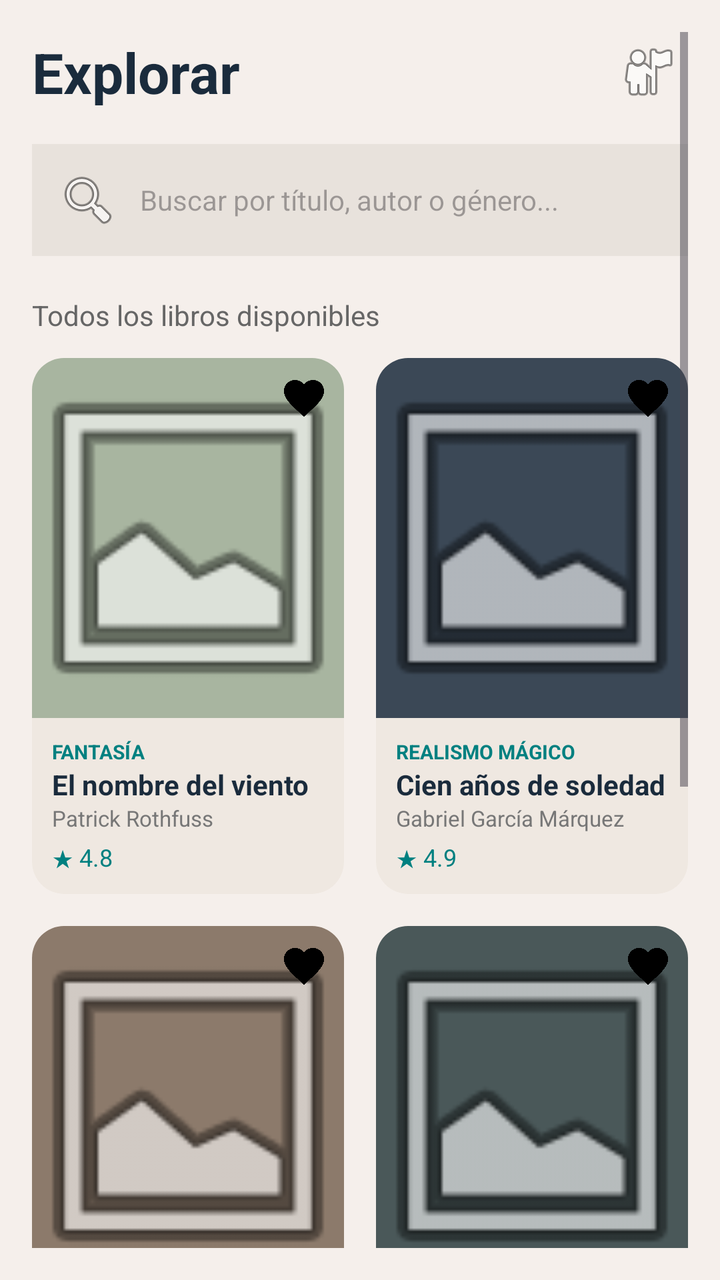
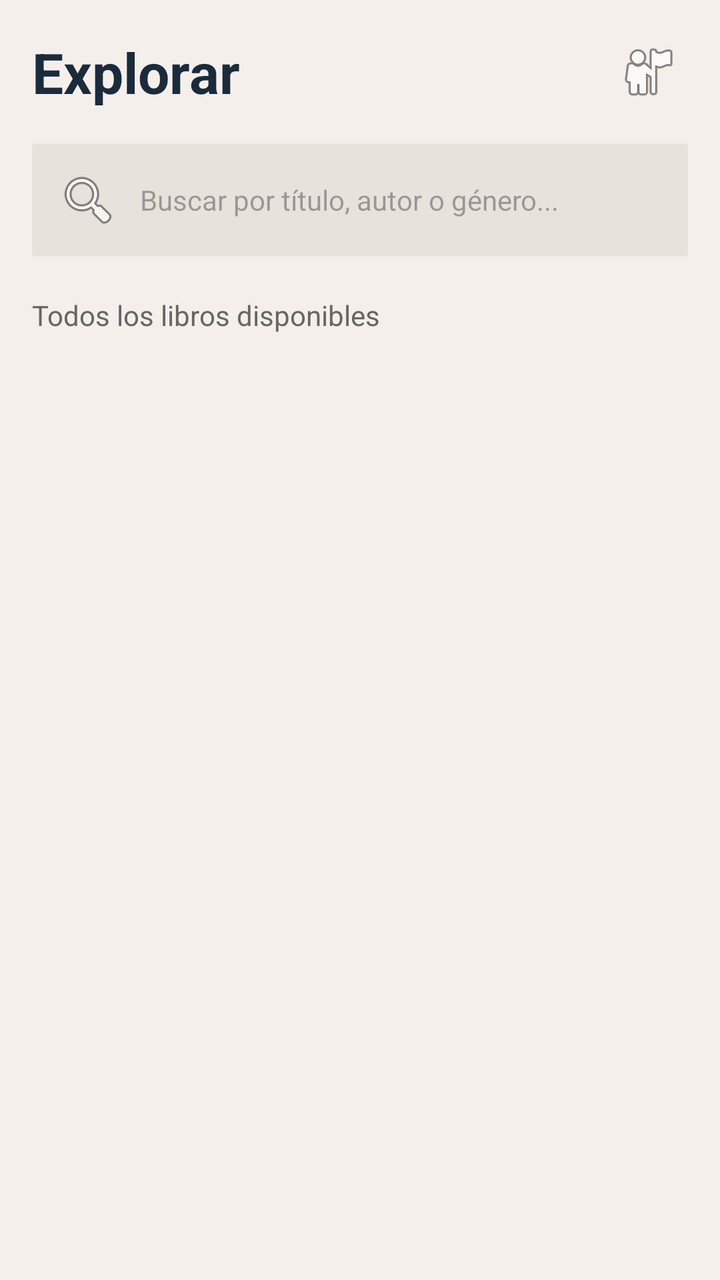

Two renders of the same Android screen: before a commit and after it. Below are the layout's source before the change and the commit's diff.
<!-- AndroidManifest.xml: application theme Theme.Booksy -->
<!-- res/layout/fragment_explorar.xml -->
<?xml version="1.0" encoding="utf-8"?>
<ScrollView xmlns:android="http://schemas.android.com/apk/res/android"
    xmlns:app="http://schemas.android.com/apk/res-auto"
    android:layout_width="match_parent"
    android:layout_height="match_parent"
    android:background="#F5EFEB"
    android:padding="16dp">

    <LinearLayout
        android:layout_width="match_parent"
        android:layout_height="wrap_content"
        android:orientation="vertical">


        <LinearLayout
            android:layout_width="match_parent"
            android:layout_height="wrap_content"
            android:orientation="horizontal"
            android:gravity="center_vertical"
            android:layout_marginBottom="16dp">

            <TextView
                android:layout_width="0dp"
                android:layout_height="wrap_content"
                android:layout_weight="1"
                android:text="Explorar"
                android:textSize="28sp"
                android:textStyle="bold"
                android:textColor="#1A2B3C" />

            <ImageButton
                android:id="@+id/btnUser"
                android:layout_width="40dp"
                android:layout_height="40dp"
                android:background="@android:color/transparent"
                android:src="@android:drawable/ic_menu_myplaces"
                android:contentDescription="Perfil de usuario" />
        </LinearLayout>


        <EditText
            android:id="@+id/etSearchExplorar"
            android:layout_width="match_parent"
            android:layout_height="wrap_content"
            android:hint="Buscar por título, autor o género..."
            android:drawableStart="@android:drawable/ic_menu_search"
            android:drawablePadding="10dp"
            android:background="#E8E2DC"
            android:padding="12dp"
            android:textSize="14sp"
            android:layout_marginBottom="20dp" />

        <TextView
            android:layout_width="wrap_content"
            android:layout_height="wrap_content"
            android:text="Todos los libros disponibles"
            android:textSize="14sp"
            android:textColor="#666666"
            android:layout_marginBottom="12dp" />


        <LinearLayout
            android:layout_width="match_parent"
            android:layout_height="wrap_content"
            android:orientation="horizontal"
            android:layout_marginBottom="16dp">


            <androidx.cardview.widget.CardView
                android:layout_width="0dp"
                android:layout_height="wrap_content"
                android:layout_weight="1"
                android:layout_marginEnd="8dp"
                app:cardCornerRadius="16dp"
                app:cardElevation="0dp"
                app:cardBackgroundColor="#EFE8E1">

                <LinearLayout
                    android:layout_width="match_parent"
                    android:layout_height="wrap_content"
                    android:orientation="vertical">

                    <FrameLayout
                        android:layout_width="match_parent"
                        android:layout_height="180dp">

                        <ImageView
                            android:layout_width="match_parent"
                            android:layout_height="match_parent"
                            android:scaleType="centerCrop"
                            android:src="@android:drawable/ic_menu_gallery"
                            android:background="#A8B5A0" />

                        <ImageButton
                            android:layout_width="24dp"
                            android:layout_height="24dp"
                            android:layout_gravity="top|end"
                            android:layout_margin="8dp"
                            android:background="@android:color/transparent"
                            android:src="@drawable/ic_heart" />
                    </FrameLayout>

                    <LinearLayout
                        android:layout_width="match_parent"
                        android:layout_height="wrap_content"
                        android:orientation="vertical"
                        android:padding="10dp">

                        <TextView
                            android:layout_width="wrap_content"
                            android:layout_height="wrap_content"
                            android:text="FANTASÍA"
                            android:textSize="10sp"
                            android:textColor="#008080"
                            android:textStyle="bold" />

                        <TextView
                            android:layout_width="wrap_content"
                            android:layout_height="wrap_content"
                            android:text="El nombre del viento"
                            android:textSize="14sp"
                            android:textStyle="bold"
                            android:textColor="#1A2B3C" />

                        <TextView
                            android:layout_width="wrap_content"
                            android:layout_height="wrap_content"
                            android:text="Patrick Rothfuss"
                            android:textSize="11sp"
                            android:textColor="#777777" />

                        <TextView
                            android:layout_width="wrap_content"
                            android:layout_height="wrap_content"
                            android:text="★ 4.8"
                            android:textSize="12sp"
                            android:textColor="#008080"
                            android:layout_marginTop="4dp" />
                    </LinearLayout>
                </LinearLayout>
            </androidx.cardview.widget.CardView>

            <androidx.cardview.widget.CardView
                android:layout_width="0dp"
                android:layout_height="wrap_content"
                android:layout_weight="1"
                android:layout_marginStart="8dp"
                app:cardCornerRadius="16dp"
                app:cardElevation="0dp"
                app:cardBackgroundColor="#EFE8E1">

                <LinearLayout
                    android:layout_width="match_parent"
                    android:layout_height="wrap_content"
                    android:orientation="vertical">

                    <FrameLayout
                        android:layout_width="match_parent"
                        android:layout_height="180dp">

                        <ImageView
                            android:layout_width="match_parent"
                            android:layout_height="match_parent"
                            android:scaleType="centerCrop"
                            android:src="@android:drawable/ic_menu_gallery"
                            android:background="#3B4856" />

                        <ImageButton
                            android:layout_width="24dp"
                            android:layout_height="24dp"
                            android:layout_gravity="top|end"
                            android:layout_margin="8dp"
                            android:background="@android:color/transparent"
                            android:src="@drawable/ic_heart" />
                    </FrameLayout>

                    <LinearLayout
                        android:layout_width="match_parent"
                        android:layout_height="wrap_content"
                        android:orientation="vertical"
                        android:padding="10dp">

                        <TextView
                            android:layout_width="wrap_content"
                            android:layout_height="wrap_content"
                            android:text="REALISMO MÁGICO"
                            android:textSize="10sp"
                            android:textColor="#008080"
                            android:textStyle="bold" />

                        <TextView
                            android:layout_width="wrap_content"
                            android:layout_height="wrap_content"
                            android:text="Cien años de soledad"
                            android:textSize="14sp"
                            android:textStyle="bold"
                            android:textColor="#1A2B3C" />

                        <TextView
                            android:layout_width="wrap_content"
                            android:layout_height="wrap_content"
                            android:text="Gabriel García Márquez"
                            android:textSize="11sp"
                            android:textColor="#777777" />

                        <TextView
                            android:layout_width="wrap_content"
                            android:layout_height="wrap_content"
                            android:text="★ 4.9"
                            android:textSize="12sp"
                            android:textColor="#008080"
                            android:layout_marginTop="4dp" />
                    </LinearLayout>
                </LinearLayout>
            </androidx.cardview.widget.CardView>
        </LinearLayout>


        <LinearLayout
            android:layout_width="match_parent"
            android:layout_height="wrap_content"
            android:orientation="horizontal"
            android:layout_marginBottom="16dp">


            <androidx.cardview.widget.CardView
                android:layout_width="0dp"
                android:layout_height="wrap_content"
                android:layout_weight="1"
                android:layout_marginEnd="8dp"
                app:cardCornerRadius="16dp"
                app:cardElevation="0dp"
                app:cardBackgroundColor="#EFE8E1">

                <LinearLayout
                    android:layout_width="match_parent"
                    android:layout_height="wrap_content"
                    android:orientation="vertical">

                    <FrameLayout
                        android:layout_width="match_parent"
                        android:layout_height="180dp">

                        <ImageView
                            android:layout_width="match_parent"
                            android:layout_height="match_parent"
                            android:scaleType="centerCrop"
                            android:src="@android:drawable/ic_menu_gallery"
                            android:background="#8C7A6B" />

                        <ImageButton
                            android:layout_width="24dp"
                            android:layout_height="24dp"
                            android:layout_gravity="top|end"
                            android:layout_margin="8dp"
                            android:background="@android:color/transparent"
                            android:src="@drawable/ic_heart" />
                    </FrameLayout>

                    <LinearLayout
                        android:layout_width="match_parent"
                        android:layout_height="wrap_content"
                        android:orientation="vertical"
                        android:padding="10dp">

                        <TextView
                            android:layout_width="wrap_content"
                            android:layout_height="wrap_content"
                            android:text="MISTERIO"
                            android:textSize="10sp"
                            android:textColor="#008080"
                            android:textStyle="bold" />

                        <TextView
                            android:layout_width="wrap_content"
                            android:layout_height="wrap_content"
                            android:text="La sombra del viento"
                            android:textSize="14sp"
                            android:textStyle="bold"
                            android:textColor="#1A2B3C" />

                        <TextView
                            android:layout_width="wrap_content"
                            android:layout_height="wrap_content"
                            android:text="Carlos Ruiz Zafón"
                            android:textSize="11sp"
                            android:textColor="#777777" />

                        <TextView
                            android:layout_width="wrap_content"
                            android:layout_height="wrap_content"
                            android:text="★ 4.7"
                            android:textSize="12sp"
                            android:textColor="#008080"
                            android:layout_marginTop="4dp" />
                    </LinearLayout>
                </LinearLayout>
            </androidx.cardview.widget.CardView>

            <androidx.cardview.widget.CardView
                android:layout_width="0dp"
                android:layout_height="wrap_content"
                android:layout_weight="1"
                android:layout_marginStart="8dp"
                app:cardCornerRadius="16dp"
                app:cardElevation="0dp"
                app:cardBackgroundColor="#EFE8E1">

                <LinearLayout
                    android:layout_width="match_parent"
                    android:layout_height="wrap_content"
                    android:orientation="vertical">

                    <FrameLayout
                        android:layout_width="match_parent"
                        android:layout_height="180dp">

                        <ImageView
                            android:layout_width="match_parent"
                            android:layout_height="match_parent"
                            android:scaleType="centerCrop"
                            android:src="@android:drawable/ic_menu_gallery"
                            android:background="#4A5859" />

                        <ImageButton
                            android:layout_width="24dp"
                            android:layout_height="24dp"
                            android:layout_gravity="top|end"
                            android:layout_margin="8dp"
                            android:background="@android:color/transparent"
                            android:src="@drawable/ic_heart" />
                    </FrameLayout>

                    <LinearLayout
                        android:layout_width="match_parent"
                        android:layout_height="wrap_content"
                        android:orientation="vertical"
                        android:padding="10dp">

                        <TextView
                            android:layout_width="wrap_content"
                            android:layout_height="wrap_content"
                            android:text="CIENCIA FICCIÓN"
                            android:textSize="10sp"
                            android:textColor="#008080"
                            android:textStyle="bold" />

                        <TextView
                            android:layout_width="wrap_content"
                            android:layout_height="wrap_content"
                            android:text="Dune"
                            android:textSize="14sp"
                            android:textStyle="bold"
                            android:textColor="#1A2B3C" />

                        <TextView
                            android:layout_width="wrap_content"
                            android:layout_height="wrap_content"
                            android:text="Frank Herbert"
                            android:textSize="11sp"
                            android:textColor="#777777" />

                        <TextView
                            android:layout_width="wrap_content"
                            android:layout_height="wrap_content"
                            android:text="★ 4.6"
                            android:textSize="12sp"
                            android:textColor="#008080"
                            android:layout_marginTop="4dp" />
                    </LinearLayout>
                </LinearLayout>
            </androidx.cardview.widget.CardView>
        </LinearLayout>


        <LinearLayout
            android:layout_width="match_parent"
            android:layout_height="wrap_content"
            android:orientation="horizontal"
            android:layout_marginBottom="16dp">

            <androidx.cardview.widget.CardView
                android:layout_width="0dp"
                android:layout_height="wrap_content"
                android:layout_weight="1"
                android:layout_marginEnd="8dp"
                app:cardCornerRadius="16dp"
                app:cardElevation="0dp"
                app:cardBackgroundColor="#EFE8E1">

                <LinearLayout
                    android:layout_width="match_parent"
                    android:layout_height="wrap_content"
                    android:orientation="vertical">

                    <FrameLayout
                        android:layout_width="match_parent"
                        android:layout_height="180dp">

                        <ImageView
                            android:layout_width="match_parent"
                            android:layout_height="match_parent"
                            android:scaleType="centerCrop"
                            android:src="@android:drawable/ic_menu_gallery"
                            android:background="#B58A8A" />

                        <ImageButton
                            android:layout_width="24dp"
                            android:layout_height="24dp"
                            android:layout_gravity="top|end"
                            android:layout_margin="8dp"
                            android:background="@android:color/transparent"
                            android:src="@drawable/ic_heart" />
                    </FrameLayout>

                    <LinearLayout
                        android:layout_width="match_parent"
                        android:layout_height="wrap_content"
                        android:orientation="vertical"
                        android:padding="10dp">

                        <TextView
                            android:layout_width="wrap_content"
                            android:layout_height="wrap_content"
                            android:text="ROMANCE"
                            android:textSize="10sp"
                            android:textColor="#008080"
                            android:textStyle="bold" />

                        <TextView
                            android:layout_width="wrap_content"
                            android:layout_height="wrap_content"
                            android:text="Orgullo y prejuicio"
                            android:textSize="14sp"
                            android:textStyle="bold"
                            android:textColor="#1A2B3C" />

                        <TextView
                            android:layout_width="wrap_content"
                            android:layout_height="wrap_content"
                            android:text="Jane Austen"
                            android:textSize="11sp"
                            android:textColor="#777777" />

                        <TextView
                            android:layout_width="wrap_content"
                            android:layout_height="wrap_content"
                            android:text="★ 4.8"
                            android:textSize="12sp"
                            android:textColor="#008080"
                            android:layout_marginTop="4dp" />
                    </LinearLayout>
                </LinearLayout>
            </androidx.cardview.widget.CardView>

            <androidx.cardview.widget.CardView
                android:layout_width="0dp"
                android:layout_height="wrap_content"
                android:layout_weight="1"
                android:layout_marginStart="8dp"
                app:cardCornerRadius="16dp"
                app:cardElevation="0dp"
                app:cardBackgroundColor="#EFE8E1">

                <LinearLayout
                    android:layout_width="match_parent"
                    android:layout_height="wrap_content"
                    android:orientation="vertical">

                    <FrameLayout
                        android:layout_width="match_parent"
                        android:layout_height="180dp">

                        <ImageView
                            android:layout_width="match_parent"
                            android:layout_height="match_parent"
                            android:scaleType="centerCrop"
                            android:src="@android:drawable/ic_menu_gallery"
                            android:background="#6C5B7B" />

                        <ImageButton
                            android:layout_width="24dp"
                            android:layout_height="24dp"
                            android:layout_gravity="top|end"
                            android:layout_margin="8dp"
                            android:background="@android:color/transparent"
                            android:src="@drawable/ic_heart" />
                    </FrameLayout>

                    <LinearLayout
                        android:layout_width="match_parent"
                        android:layout_height="wrap_content"
                        android:orientation="vertical"
                        android:padding="10dp">

                        <TextView
                            android:layout_width="wrap_content"
                            android:layout_height="wrap_content"
                            android:text="TERROR"
                            android:textSize="10sp"
                            android:textColor="#008080"
                            android:textStyle="bold" />

                        <TextView
                            android:layout_width="wrap_content"
                            android:layout_height="wrap_content"
                            android:text="El resplandor"
                            android:textSize="14sp"
                            android:textStyle="bold"
                            android:textColor="#1A2B3C" />

                        <TextView
                            android:layout_width="wrap_content"
                            android:layout_height="wrap_content"
                            android:text="Stephen King"
                            android:textSize="11sp"
                            android:textColor="#777777" />

                        <TextView
                            android:layout_width="wrap_content"
                            android:layout_height="wrap_content"
                            android:text="★ 4.5"
                            android:textSize="12sp"
                            android:textColor="#008080"
                            android:layout_marginTop="4dp" />
                    </LinearLayout>
                </LinearLayout>
            </androidx.cardview.widget.CardView>
        </LinearLayout>

    </LinearLayout>
</ScrollView>
<!-- resources referenced by this layout -->
<resources>
  <!-- drawable ic_heart (drawable) -->
  <vector xmlns:android="http://schemas.android.com/apk/res/android" android:width="24dp" android:height="24dp" android:viewportWidth="24" android:viewportHeight="24"><path android:fillColor="#FF000000" android:pathData="M12,21.35L10.55,20.03C5.4,15.36 2,12.27 2,8.5C2,5.41 4.41,3 7.5,3C9.24,3 10.91,3.81 12,5.08C13.09,3.81 14.76,3 16.5,3C19.59,3 22,5.41 22,8.5C22,12.27 18.6,15.36 13.45,20.03L12,21.35Z"/></vector>
  <style name="Theme.Booksy" parent="Base.Theme.Booksy" />
  <style name="Base.Theme.Booksy" parent="Theme.Material3.DayNight.NoActionBar">
          
          
      </style>
</resources>

<!-- the commit's change to res/layout/fragment_explorar.xml (unified diff, before → after) -->
@@ -1,532 +1,64 @@
 <?xml version="1.0" encoding="utf-8"?>
-<ScrollView xmlns:android="http://schemas.android.com/apk/res/android"
+<LinearLayout xmlns:android="http://schemas.android.com/apk/res/android"
     xmlns:app="http://schemas.android.com/apk/res-auto"
     android:layout_width="match_parent"
     android:layout_height="match_parent"
     android:background="#F5EFEB"
+    android:orientation="vertical"
     android:padding="16dp">
 
+    
     <LinearLayout
         android:layout_width="match_parent"
         android:layout_height="wrap_content"
-        android:orientation="vertical">
-
-
-        <LinearLayout
-            android:layout_width="match_parent"
-            android:layout_height="wrap_content"
-            android:orientation="horizontal"
-            android:gravity="center_vertical"
-            android:layout_marginBottom="16dp">
-
-            <TextView
-                android:layout_width="0dp"
-                android:layout_height="wrap_content"
-                android:layout_weight="1"
-                android:text="Explorar"
-                android:textSize="28sp"
-                android:textStyle="bold"
-                android:textColor="#1A2B3C" />
-
-            <ImageButton
-                android:id="@+id/btnUser"
-                android:layout_width="40dp"
-                android:layout_height="40dp"
-                android:background="@android:color/transparent"
-                android:src="@android:drawable/ic_menu_myplaces"
-                android:contentDescription="Perfil de usuario" />
-        </LinearLayout>
-
-
-        <EditText
-            android:id="@+id/etSearchExplorar"
-            android:layout_width="match_parent"
-            android:layout_height="wrap_content"
-            android:hint="Buscar por título, autor o género..."
-            android:drawableStart="@android:drawable/ic_menu_search"
-            android:drawablePadding="10dp"
-            android:background="#E8E2DC"
-            android:padding="12dp"
-            android:textSize="14sp"
-            android:layout_marginBottom="20dp" />
+        android:orientation="horizontal"
+        android:gravity="center_vertical"
+        android:layout_marginBottom="16dp">
 
         <TextView
-            android:layout_width="wrap_content"
+            android:layout_width="0dp"
             android:layout_height="wrap_content"
-            android:text="Todos los libros disponibles"
-            android:textSize="14sp"
-            android:textColor="#666666"
-            android:layout_marginBottom="12dp" />
+            android:layout_weight="1"
+            android:text="Explorar"
+            android:textSize="28sp"
+            android:textStyle="bold"
+            android:textColor="#1A2B3C" />
 
+        <ImageButton
+            android:id="@+id/btnUser"
+            android:layout_width="40dp"
+            android:layout_height="40dp"
+            android:background="@android:color/transparent"
+            android:src="@android:drawable/ic_menu_myplaces"
+            android:contentDescription="Perfil de usuario" />
+    </LinearLayout>
 
-        <LinearLayout
-            android:layout_width="match_parent"
-            android:layout_height="wrap_content"
-            android:orientation="horizontal"
-            android:layout_marginBottom="16dp">
+    
+    <EditText
+        android:id="@+id/etSearchExplorar"
+        android:layout_width="match_parent"
+        android:layout_height="wrap_content"
+        android:hint="Buscar por título, autor o género..."
+        android:drawableStart="@android:drawable/ic_menu_search"
+        android:drawablePadding="10dp"
+        android:background="#E8E2DC"
+        android:padding="12dp"
+        android:textSize="14sp"
+        android:layout_marginBottom="20dp" />
 
+    <TextView
+        android:layout_width="wrap_content"
+        android:layout_height="wrap_content"
+        android:text="Todos los libros disponibles"
+        android:textSize="14sp"
+        android:textColor="#666666"
+        android:layout_marginBottom="12dp" />
 
-            <androidx.cardview.widget.CardView
-                android:layout_width="0dp"
-                android:layout_height="wrap_content"
-                android:layout_weight="1"
-                android:layout_marginEnd="8dp"
-                app:cardCornerRadius="16dp"
-                app:cardElevation="0dp"
-                app:cardBackgroundColor="#EFE8E1">
+    
+    <androidx.recyclerview.widget.RecyclerView
+        android:id="@+id/rvBooks"
+        android:layout_width="match_parent"
+        android:layout_height="match_parent"
+        android:clipToPadding="false" />
 
-                <LinearLayout
-                    android:layout_width="match_parent"
-                    android:layout_height="wrap_content"
-                    android:orientation="vertical">
-
-                    <FrameLayout
-                        android:layout_width="match_parent"
-                        android:layout_height="180dp">
-
-                        <ImageView
-                            android:layout_width="match_parent"
-                            android:layout_height="match_parent"
-                            android:scaleType="centerCrop"
-                            android:src="@android:drawable/ic_menu_gallery"
-                            android:background="#A8B5A0" />
-
-                        <ImageButton
-                            android:layout_width="24dp"
-                            android:layout_height="24dp"
-                            android:layout_gravity="top|end"
-                            android:layout_margin="8dp"
-                            android:background="@android:color/transparent"
-                            android:src="@drawable/ic_heart" />
-                    </FrameLayout>
-
-                    <LinearLayout
-                        android:layout_width="match_parent"
-                        android:layout_height="wrap_content"
-                        android:orientation="vertical"
-                        android:padding="10dp">
-
-                        <TextView
-                            android:layout_width="wrap_content"
-                            android:layout_height="wrap_content"
-                            android:text="FANTASÍA"
-                            android:textSize="10sp"
-                            android:textColor="#008080"
-                            android:textStyle="bold" />
-
-                        <TextView
-                            android:layout_width="wrap_content"
-                            android:layout_height="wrap_content"
-                            android:text="El nombre del viento"
-                            android:textSize="14sp"
-                            android:textStyle="bold"
-                            android:textColor="#1A2B3C" />
-
-                        <TextView
-                            android:layout_width="wrap_content"
-                            android:layout_height="wrap_content"
-                            android:text="Patrick Rothfuss"
-                            android:textSize="11sp"
-                            android:textColor="#777777" />
-
-                        <TextView
-                            android:layout_width="wrap_content"
-                            android:layout_height="wrap_content"
-                            android:text="★ 4.8"
-                            android:textSize="12sp"
-                            android:textColor="#008080"
-                            android:layout_marginTop="4dp" />
-                    </LinearLayout>
-                </LinearLayout>
-            </androidx.cardview.widget.CardView>
-
-            <androidx.cardview.widget.CardView
-                android:layout_width="0dp"
-                android:layout_height="wrap_content"
-                android:layout_weight="1"
-                android:layout_marginStart="8dp"
-                app:cardCornerRadius="16dp"
-                app:cardElevation="0dp"
-                app:cardBackgroundColor="#EFE8E1">
-
-                <LinearLayout
-                    android:layout_width="match_parent"
-                    android:layout_height="wrap_content"
-                    android:orientation="vertical">
-
-                    <FrameLayout
-                        android:layout_width="match_parent"
-                        android:layout_height="180dp">
-
-                        <ImageView
-                            android:layout_width="match_parent"
-                            android:layout_height="match_parent"
-                            android:scaleType="centerCrop"
-                            android:src="@android:drawable/ic_menu_gallery"
-                            android:background="#3B4856" />
-
-                        <ImageButton
-                            android:layout_width="24dp"
-                            android:layout_height="24dp"
-                            android:layout_gravity="top|end"
-                            android:layout_margin="8dp"
-                            android:background="@android:color/transparent"
-                            android:src="@drawable/ic_heart" />
-                    </FrameLayout>
-
-                    <LinearLayout
-                        android:layout_width="match_parent"
-                        android:layout_height="wrap_content"
-                        android:orientation="vertical"
-                        android:padding="10dp">
-
-                        <TextView
-                            android:layout_width="wrap_content"
-                            android:layout_height="wrap_content"
-                            android:text="REALISMO MÁGICO"
-                            android:textSize="10sp"
-                            android:textColor="#008080"
-                            android:textStyle="bold" />
-
-                        <TextView
-                            android:layout_width="wrap_content"
-                            android:layout_height="wrap_content"
-                            android:text="Cien años de soledad"
-                            android:textSize="14sp"
-                            android:textStyle="bold"
-                            android:textColor="#1A2B3C" />
-
-                        <TextView
-                            android:layout_width="wrap_content"
-                            android:layout_height="wrap_content"
-                            android:text="Gabriel García Márquez"
-                            android:textSize="11sp"
-                            android:textColor="#777777" />
-
-                        <TextView
-                            android:layout_width="wrap_content"
-                            android:layout_height="wrap_content"
-                            android:text="★ 4.9"
-                            android:textSize="12sp"
-                            android:textColor="#008080"
-                            android:layout_marginTop="4dp" />
-                    </LinearLayout>
-                </LinearLayout>
-            </androidx.cardview.widget.CardView>
-        </LinearLayout>
-
-
-        <LinearLayout
-            android:layout_width="match_parent"
-            android:layout_height="wrap_content"
-            android:orientation="horizontal"
-            android:layout_marginBottom="16dp">
-
-
-            <androidx.cardview.widget.CardView
-                android:layout_width="0dp"
-                android:layout_height="wrap_content"
-                android:layout_weight="1"
-                android:layout_marginEnd="8dp"
-                app:cardCornerRadius="16dp"
-                app:cardElevation="0dp"
-                app:cardBackgroundColor="#EFE8E1">
-
-                <LinearLayout
-                    android:layout_width="match_parent"
-                    android:layout_height="wrap_content"
-                    android:orientation="vertical">
-
-                    <FrameLayout
-                        android:layout_width="match_parent"
-                        android:layout_height="180dp">
-
-                        <ImageView
-                            android:layout_width="match_parent"
-                            android:layout_height="match_parent"
-                            android:scaleType="centerCrop"
-                            android:src="@android:drawable/ic_menu_gallery"
-                            android:background="#8C7A6B" />
-
-                        <ImageButton
-                            android:layout_width="24dp"
-                            android:layout_height="24dp"
-                            android:layout_gravity="top|end"
-                            android:layout_margin="8dp"
-                            android:background="@android:color/transparent"
-                            android:src="@drawable/ic_heart" />
-                    </FrameLayout>
-
-                    <LinearLayout
-                        android:layout_width="match_parent"
-                        android:layout_height="wrap_content"
-                        android:orientation="vertical"
-                        android:padding="10dp">
-
-                        <TextView
-                            android:layout_width="wrap_content"
-                            android:layout_height="wrap_content"
-                            android:text="MISTERIO"
-                            android:textSize="10sp"
-                            android:textColor="#008080"
-                            android:textStyle="bold" />
-
-                        <TextView
-                            android:layout_width="wrap_content"
-                            android:layout_height="wrap_content"
-                            android:text="La sombra del viento"
-                            android:textSize="14sp"
-                            android:textStyle="bold"
-                            android:textColor="#1A2B3C" />
-
-                        <TextView
-                            android:layout_width="wrap_content"
-                            android:layout_height="wrap_content"
-                            android:text="Carlos Ruiz Zafón"
-                            android:textSize="11sp"
-                            android:textColor="#777777" />
-
-                        <TextView
-                            android:layout_width="wrap_content"
-                            android:layout_height="wrap_content"
-                            android:text="★ 4.7"
-                            android:textSize="12sp"
-                            android:textColor="#008080"
-                            android:layout_marginTop="4dp" />
-                    </LinearLayout>
-                </LinearLayout>
-            </androidx.cardview.widget.CardView>
-
-            <androidx.cardview.widget.CardView
-                android:layout_width="0dp"
-                android:layout_height="wrap_content"
-                android:layout_weight="1"
-                android:layout_marginStart="8dp"
-                app:cardCornerRadius="16dp"
-                app:cardElevation="0dp"
-                app:cardBackgroundColor="#EFE8E1">
-
-                <LinearLayout
-                    android:layout_width="match_parent"
-                    android:layout_height="wrap_content"
-                    android:orientation="vertical">
-
-                    <FrameLayout
-                        android:layout_width="match_parent"
-                        android:layout_height="180dp">
-
-                        <ImageView
-                            android:layout_width="match_parent"
-                            android:layout_height="match_parent"
-                            android:scaleType="centerCrop"
-                            android:src="@android:drawable/ic_menu_gallery"
-                            android:background="#4A5859" />
-
-                        <ImageButton
-                            android:layout_width="24dp"
-                            android:layout_height="24dp"
-                            android:layout_gravity="top|end"
-                            android:layout_margin="8dp"
-                            android:background="@android:color/transparent"
-                            android:src="@drawable/ic_heart" />
-                    </FrameLayout>
-
-                    <LinearLayout
-                        android:layout_width="match_parent"
-                        android:layout_height="wrap_content"
-                        android:orientation="vertical"
-                        android:padding="10dp">
-
-                        <TextView
-                            android:layout_width="wrap_content"
-                            android:layout_height="wrap_content"
-                            android:text="CIENCIA FICCIÓN"
-                            android:textSize="10sp"
-                            android:textColor="#008080"
-                            android:textStyle="bold" />
-
-                        <TextView
-                            android:layout_width="wrap_content"
-                            android:layout_height="wrap_content"
-                            android:text="Dune"
-                            android:textSize="14sp"
-                            android:textStyle="bold"
-                            android:textColor="#1A2B3C" />
-
-                        <TextView
-                            android:layout_width="wrap_content"
-                            android:layout_height="wrap_content"
-                            android:text="Frank Herbert"
-                            android:textSize="11sp"
-                            android:textColor="#777777" />
-
-                        <TextView
-                            android:layout_width="wrap_content"
-                            android:layout_height="wrap_content"
-                            android:text="★ 4.6"
-                            android:textSize="12sp"
-                            android:textColor="#008080"
-                            android:layout_marginTop="4dp" />
-                    </LinearLayout>
-                </LinearLayout>
-            </androidx.cardview.widget.CardView>
-        </LinearLayout>
-
-
-        <LinearLayout
-            android:layout_width="match_parent"
-            android:layout_height="wrap_content"
-            android:orientation="horizontal"
-            android:layout_marginBottom="16dp">
-
-            <androidx.cardview.widget.CardView
-                android:layout_width="0dp"
-                android:layout_height="wrap_content"
-                android:layout_weight="1"
-                android:layout_marginEnd="8dp"
-                app:cardCornerRadius="16dp"
-                app:cardElevation="0dp"
-                app:cardBackgroundColor="#EFE8E1">
-
-                <LinearLayout
-                    android:layout_width="match_parent"
-                    android:layout_height="wrap_content"
-                    android:orientation="vertical">
-
-                    <FrameLayout
-                        android:layout_width="match_parent"
-                        android:layout_height="180dp">
-
-                        <ImageView
-                            android:layout_width="match_parent"
-                            android:layout_height="match_parent"
-                            android:scaleType="centerCrop"
-                            android:src="@android:drawable/ic_menu_gallery"
-                            android:background="#B58A8A" />
-
-                        <ImageButton
-                            android:layout_width="24dp"
-                            android:layout_height="24dp"
-                            android:layout_gravity="top|end"
-                            android:layout_margin="8dp"
-                            android:background="@android:color/transparent"
-                            android:src="@drawable/ic_heart" />
-                    </FrameLayout>
-
-                    <LinearLayout
-                        android:layout_width="match_parent"
-                        android:layout_height="wrap_content"
-                        android:orientation="vertical"
-                        android:padding="10dp">
-
-                        <TextView
-                            android:layout_width="wrap_content"
-                            android:layout_height="wrap_content"
-                            android:text="ROMANCE"
-                            android:textSize="10sp"
-                            android:textColor="#008080"
-                            android:textStyle="bold" />
-
-                        <TextView
-                            android:layout_width="wrap_content"
-                            android:layout_height="wrap_content"
-                            android:text="Orgullo y prejuicio"
-                            android:textSize="14sp"
-                            android:textStyle="bold"
-                            android:textColor="#1A2B3C" />
-
-                        <TextView
-                            android:layout_width="wrap_content"
-                            android:layout_height="wrap_content"
-                            android:text="Jane Austen"
-                            android:textSize="11sp"
-                            android:textColor="#777777" />
-
-                        <TextView
-                            android:layout_width="wrap_content"
-                            android:layout_height="wrap_content"
-                            android:text="★ 4.8"
-                            android:textSize="12sp"
-                            android:textColor="#008080"
-                            android:layout_marginTop="4dp" />
-                    </LinearLayout>
-                </LinearLayout>
-            </androidx.cardview.widget.CardView>
-
-            <androidx.cardview.widget.CardView
-                android:layout_width="0dp"
-                android:layout_height="wrap_content"
-                android:layout_weight="1"
-                android:layout_marginStart="8dp"
-                app:cardCornerRadius="16dp"
-                app:cardElevation="0dp"
-                app:cardBackgroundColor="#EFE8E1">
-
-                <LinearLayout
-                    android:layout_width="match_parent"
-                    android:layout_height="wrap_content"
-                    android:orientation="vertical">
-
-                    <FrameLayout
-                        android:layout_width="match_parent"
-                        android:layout_height="180dp">
-
-                        <ImageView
-                            android:layout_width="match_parent"
-                            android:layout_height="match_parent"
-                            android:scaleType="centerCrop"
-                            android:src="@android:drawable/ic_menu_gallery"
-                            android:background="#6C5B7B" />
-
-                        <ImageButton
-                            android:layout_width="24dp"
-                            android:layout_height="24dp"
-                            android:layout_gravity="top|end"
-                            android:layout_margin="8dp"
-                            android:background="@android:color/transparent"
-                            android:src="@drawable/ic_heart" />
-                    </FrameLayout>
-
-                    <LinearLayout
-                        android:layout_width="match_parent"
-                        android:layout_height="wrap_content"
-                        android:orientation="vertical"
-                        android:padding="10dp">
-
-                        <TextView
-                            android:layout_width="wrap_content"
-                            android:layout_height="wrap_content"
-                            android:text="TERROR"
-                            android:textSize="10sp"
-                            android:textColor="#008080"
-                            android:textStyle="bold" />
-
-                        <TextView
-                            android:layout_width="wrap_content"
-                            android:layout_height="wrap_content"
-                            android:text="El resplandor"
-                            android:textSize="14sp"
-                            android:textStyle="bold"
-                            android:textColor="#1A2B3C" />
-
-                        <TextView
-                            android:layout_width="wrap_content"
-                            android:layout_height="wrap_content"
-                            android:text="Stephen King"
-                            android:textSize="11sp"
-                            android:textColor="#777777" />
-
-                        <TextView
-                            android:layout_width="wrap_content"
-                            android:layout_height="wrap_content"
-                            android:text="★ 4.5"
-                            android:textSize="12sp"
-                            android:textColor="#008080"
-                            android:layout_marginTop="4dp" />
-                    </LinearLayout>
-                </LinearLayout>
-            </androidx.cardview.widget.CardView>
-        </LinearLayout>
-
-    </LinearLayout>
-</ScrollView>
+</LinearLayout>
<!-- resource entries referenced after the edit -->
@@ -1,7 +1,5 @@
 <!-- resources referenced by this layout -->
 <resources>
-  <!-- drawable ic_heart (drawable) -->
-  <vector xmlns:android="http://schemas.android.com/apk/res/android" android:width="24dp" android:height="24dp" android:viewportWidth="24" android:viewportHeight="24"><path android:fillColor="#FF000000" android:pathData="M12,21.35L10.55,20.03C5.4,15.36 2,12.27 2,8.5C2,5.41 4.41,3 7.5,3C9.24,3 10.91,3.81 12,5.08C13.09,3.81 14.76,3 16.5,3C19.59,3 22,5.41 22,8.5C22,12.27 18.6,15.36 13.45,20.03L12,21.35Z"/></vector>
   <style name="Theme.Booksy" parent="Base.Theme.Booksy" />
   <style name="Base.Theme.Booksy" parent="Theme.Material3.DayNight.NoActionBar">
           
